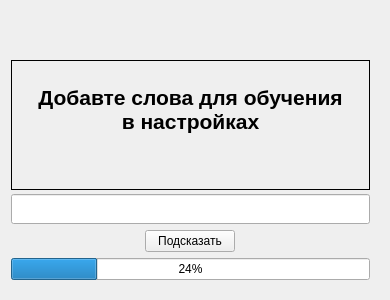
Qt form mainwindow.ui (KeyGen/Teach-word) before a commit.
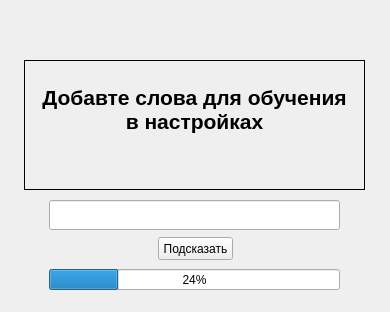
The same form after that commit. Icons and pictures are not drawn.

The edit to the form file:
```diff
--- a/mainwindow.ui
+++ b/mainwindow.ui
@@ -7,7 +7,7 @@
     <x>0</x>
     <y>0</y>
     <width>390</width>
-    <height>300</height>
+    <height>312</height>
    </rect>
   </property>
   <property name="windowTitle">
@@ -18,24 +18,15 @@
     <normaloff>:/icon/icon_trey</normaloff>:/icon/icon_trey</iconset>
   </property>
   <widget class="QWidget" name="centralWidget">
-   <widget class="QWidget" name="verticalWidget" native="true">
-    <property name="geometry">
-     <rect>
-      <x>10</x>
-      <y>60</y>
-      <width>371</width>
-      <height>231</height>
-     </rect>
-    </property>
-    <layout class="QVBoxLayout" name="verticalLayout">
-     <property name="leftMargin">
-      <number>1</number>
-     </property>
-     <property name="topMargin">
-      <number>0</number>
-     </property>
-     <item>
       <widget class="QLabel" name="show_word">
+    <property name="geometry">
+     <rect>
+      <x>24</x>
+      <y>60</y>
+      <width>341</width>
+      <height>130</height>
+     </rect>
+    </property>
        <property name="minimumSize">
         <size>
          <width>0</width>
@@ -489,37 +480,28 @@
         <set>Qt::AlignCenter</set>
        </property>
       </widget>
-     </item>
-     <item>
-      <widget class="QLineEdit" name="input_word_edit">
-       <property name="minimumSize">
-        <size>
-         <width>200</width>
-         <height>30</height>
-        </size>
-       </property>
-       <property name="alignment">
-        <set>Qt::AlignCenter</set>
-       </property>
-      </widget>
-     </item>
-     <item>
-      <spacer name="verticalSpacer">
-       <property name="orientation">
-        <enum>Qt::Vertical</enum>
-       </property>
-       <property name="sizeHint" stdset="0">
-        <size>
-         <width>20</width>
-         <height>20</height>
-        </size>
-       </property>
-      </spacer>
-     </item>
-     <item>
-      <layout class="QHBoxLayout" name="horizontalLayout">
-       <item>
+   <widget class="QProgressBar" name="progress_lesson">
+    <property name="geometry">
+     <rect>
+      <x>49</x>
+      <y>269</y>
+      <width>291</width>
+      <height>21</height>
+     </rect>
+    </property>
+    <property name="value">
+     <number>24</number>
+    </property>
+   </widget>
         <widget class="QPushButton" name="push_help">
+    <property name="geometry">
+     <rect>
+      <x>158</x>
+      <y>237</y>
+      <width>75</width>
+      <height>23</height>
+     </rect>
+    </property>
          <property name="maximumSize">
           <size>
            <width>90</width>
@@ -530,17 +512,29 @@
           <string>Подсказать</string>
          </property>
         </widget>
-       </item>
-      </layout>
-     </item>
-     <item>
-      <widget class="QProgressBar" name="progress_lesson">
-       <property name="value">
-        <number>24</number>
-       </property>
-      </widget>
-     </item>
-    </layout>
+   <widget class="QLineEdit" name="input_word_edit">
+    <property name="geometry">
+     <rect>
+      <x>49</x>
+      <y>200</y>
+      <width>291</width>
+      <height>30</height>
+     </rect>
+    </property>
+    <property name="minimumSize">
+     <size>
+      <width>200</width>
+      <height>30</height>
+     </size>
+    </property>
+    <property name="font">
+     <font>
+      <pointsize>12</pointsize>
+     </font>
+    </property>
+    <property name="alignment">
+     <set>Qt::AlignCenter</set>
+    </property>
    </widget>
   </widget>
  </widget>
```
Lines whose indentation alone changed are shown as unchanged.
